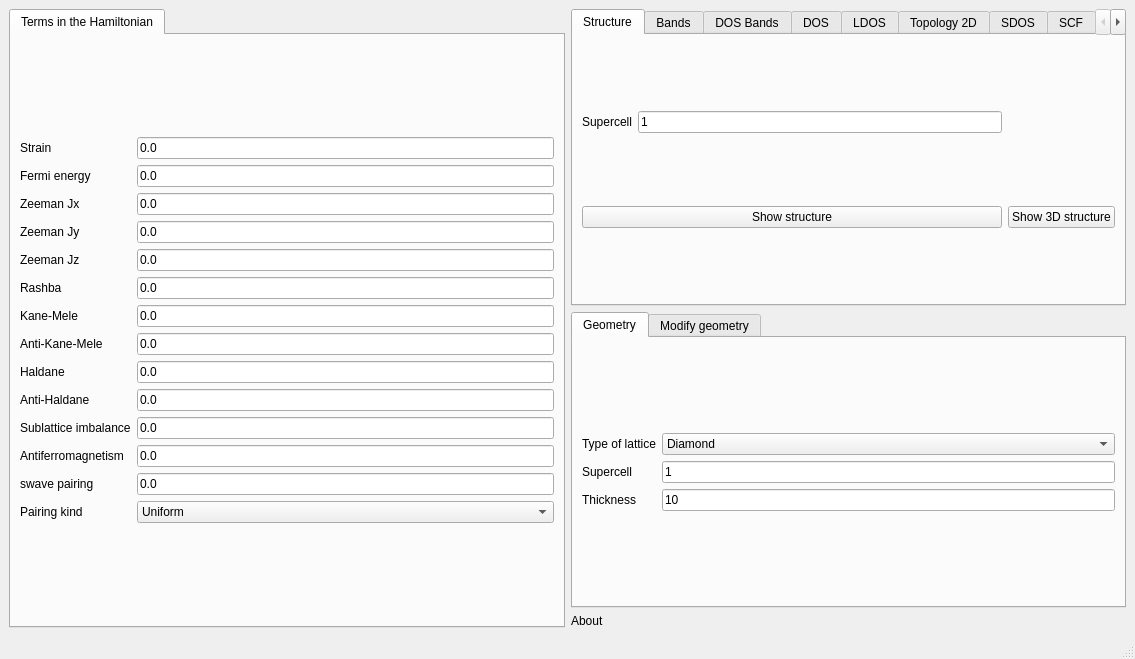
joselado/quantum-honeycomp, file development/interface-pyqt/2dslab/interface.ui: the form before one commit.
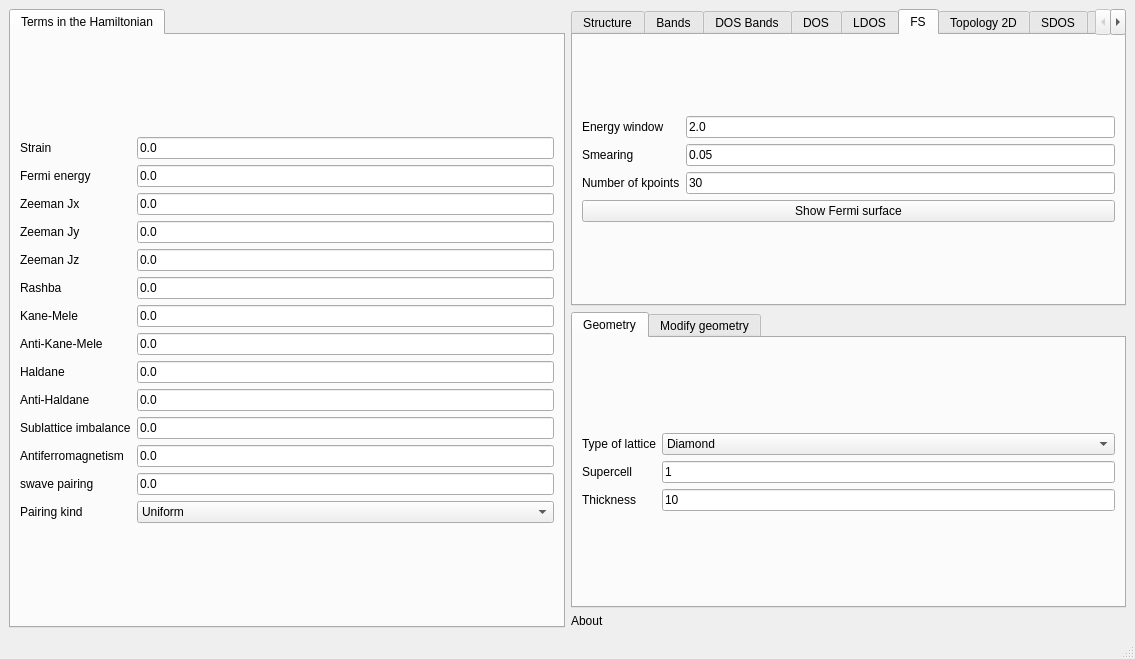
The form after the commit. The open tabs and pages were chosen to show the change.

Patch:
```diff
--- a/development/interface-pyqt/2dslab/interface.ui
+++ b/development/interface-pyqt/2dslab/interface.ui
@@ -337,6 +337,66 @@
         </item>
        </layout>
       </widget>
+      <widget class="QWidget" name="tab_15">
+       <attribute name="title">
+        <string>FS</string>
+       </attribute>
+       <layout class="QGridLayout" name="gridLayout_29">
+        <item row="0" column="0">
+         <layout class="QGridLayout" name="gridLayout_28">
+          <item row="0" column="1">
+           <widget class="QLineEdit" name="fs_ewindow">
+            <property name="text">
+             <string>2.0</string>
+            </property>
+           </widget>
+          </item>
+          <item row="1" column="1">
+           <widget class="QLineEdit" name="fs_delta">
+            <property name="text">
+             <string>0.05</string>
+            </property>
+           </widget>
+          </item>
+          <item row="2" column="1">
+           <widget class="QLineEdit" name="fs_nk">
+            <property name="text">
+             <string>30</string>
+            </property>
+           </widget>
+          </item>
+          <item row="0" column="0">
+           <widget class="QLabel" name="label_42">
+            <property name="text">
+             <string>Energy window</string>
+            </property>
+           </widget>
+          </item>
+          <item row="1" column="0">
+           <widget class="QLabel" name="label_49">
+            <property name="text">
+             <string>Smearing</string>
+            </property>
+           </widget>
+          </item>
+          <item row="2" column="0">
+           <widget class="QLabel" name="label_52">
+            <property name="text">
+             <string>Number of kpoints</string>
+            </property>
+           </widget>
+          </item>
+          <item row="3" column="0" colspan="2">
+           <widget class="QPushButton" name="show_fermi_surface">
+            <property name="text">
+             <string>Show Fermi surface</string>
+            </property>
+           </widget>
+          </item>
+         </layout>
+        </item>
+       </layout>
+      </widget>
       <widget class="QWidget" name="tab_10">
        <attribute name="title">
         <string>Topology 2D</string>
```
